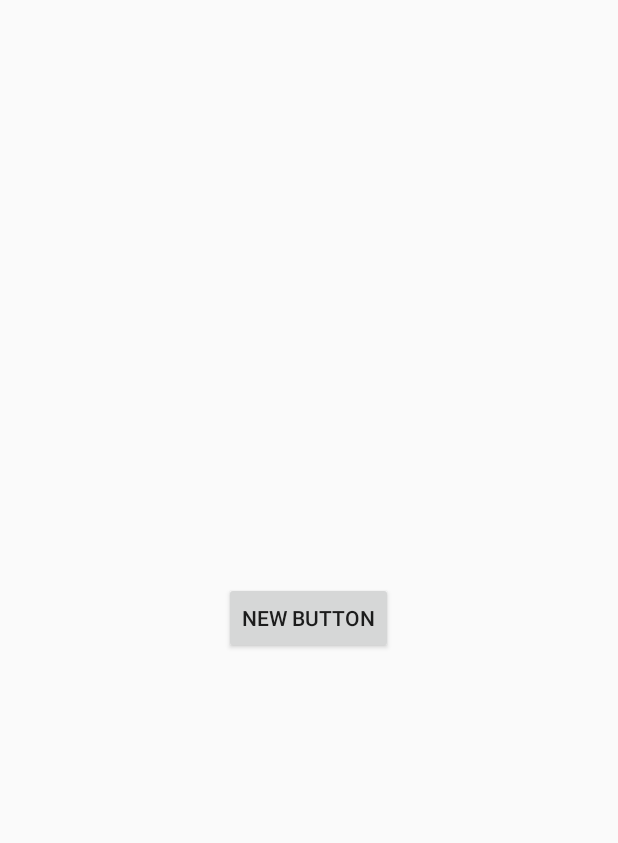
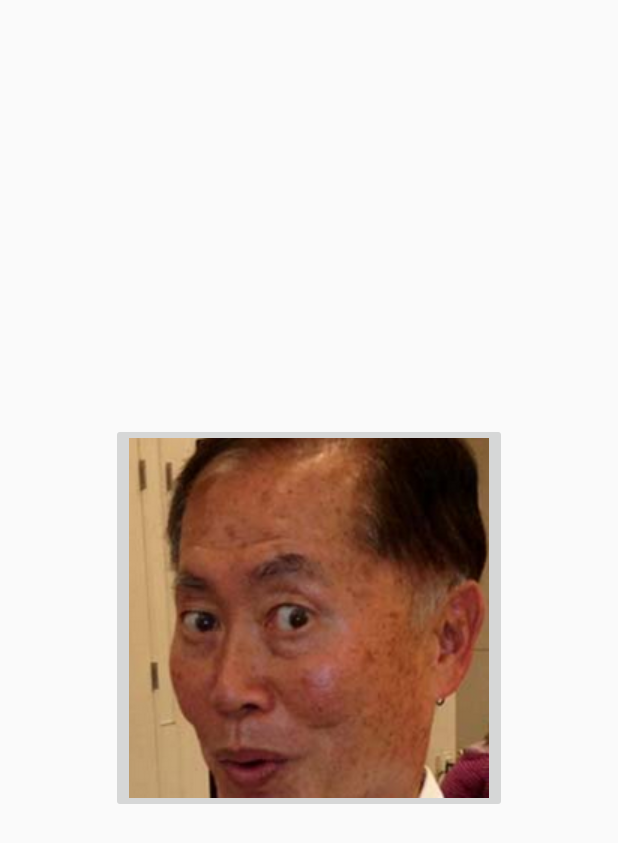
Before and after one commit to paulzs/sound-byte, an Android app: the layout activity_main.xml on its own in the app's theme, with its tools: preview values and no code run, on a phone screen of 412 x 824 dp. Shown: the top 843 px of the screen. Run offline under Robolectric (Android 15) with nearby library versions, the phone set to English and light mode, and no system bars.

Commit message:
made imagebutton

```diff
--- a/sound-byte/app/src/main/java/com/example/sound_byte/app/MainActivity.java
+++ b/sound-byte/app/src/main/java/com/example/sound_byte/app/MainActivity.java
@@ -35,10 +35,10 @@ public class MainActivity extends AppWidgetProvider {
 
         for(int i=0; i<appWidgetIds.length; i++){
             int currentWidgetId = appWidgetIds[i];
-            String url = "http://www.google.com";
+            /*String url = "http://www.google.com";
             Intent intent = new Intent(Intent.ACTION_VIEW);
             intent.addFlags(Intent.FLAG_ACTIVITY_NEW_TASK);
-            intent.setData(Uri.parse(url));
+            intent.setData(Uri.parse(url));*/
             Intent soundIntent = new Intent(context, MainActivity.class);
             soundIntent.setAction(ACTION_WIDGET_RECEIVER);
            /* PendingIntent pending = PendingIntent.getActivity(context, 0,
--- a/sound-byte/app/src/main/res/layout/activity_main.xml
+++ b/sound-byte/app/src/main/res/layout/activity_main.xml
@@ -13,10 +13,10 @@
         android:layout_height="wrap_content"
         android:id="@+id/main_text_view" />
 
-    <Button
+    <ImageButton
         android:layout_width="wrap_content"
         android:layout_height="wrap_content"
-        android:text="New Button"
+        android:src="@raw/ohmy"
         android:id="@+id/main_button"
         android:layout_centerVertical="true"
         android:layout_centerHorizontal="true"
```
Also changed, not shown: sound-byte/app/src/main/res/raw/ohmy.png (added).
